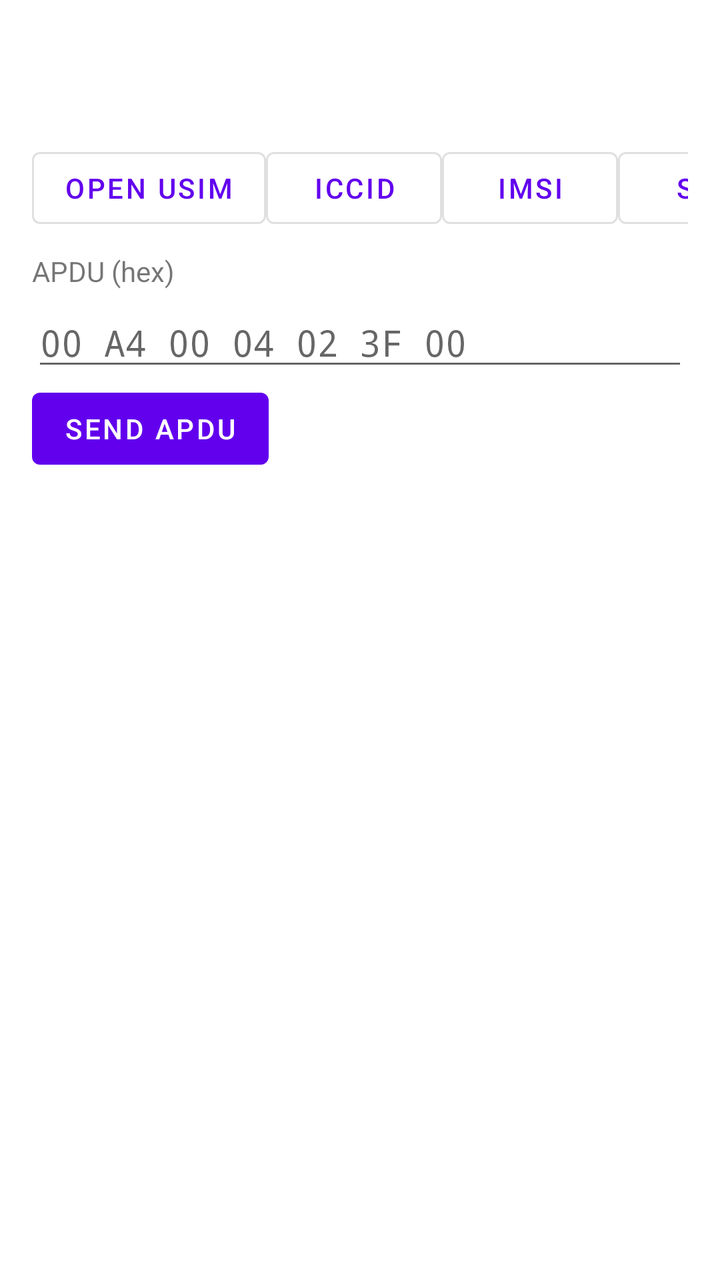
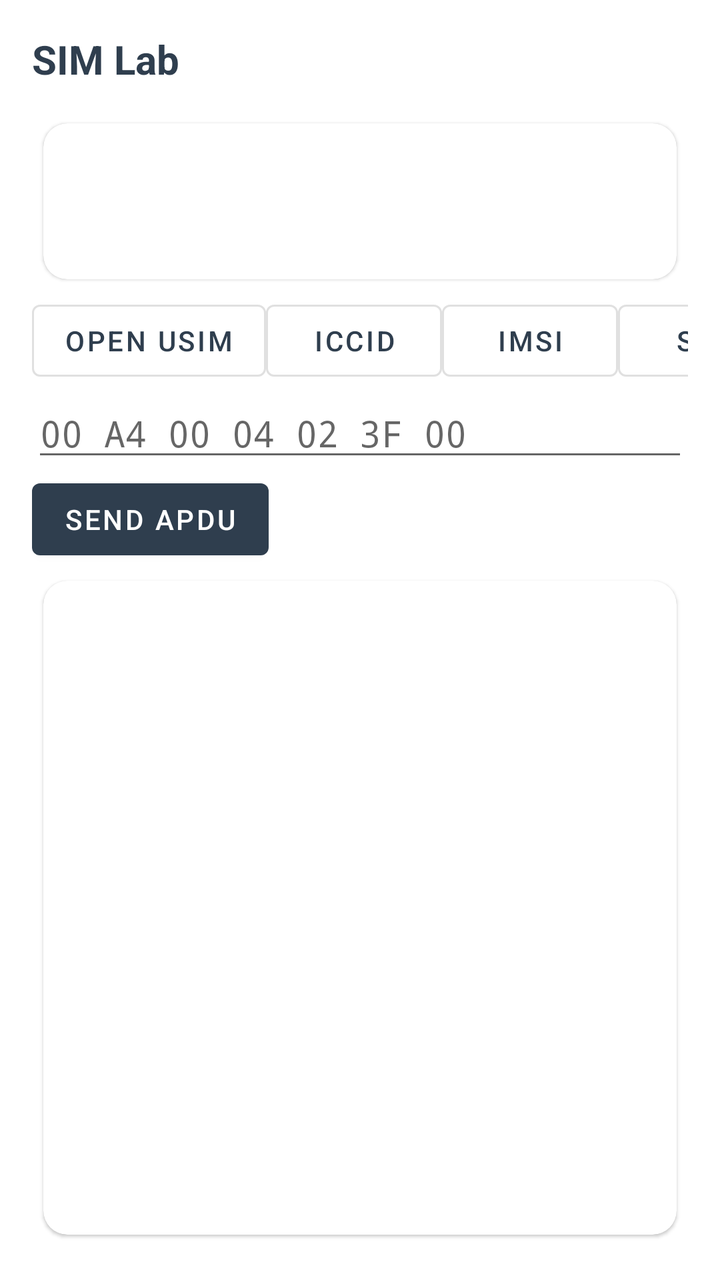

Before-and-after screenshots of an Android layout around one commit, followed by the original layout XML and the change that was made.
<!-- AndroidManifest.xml: application theme Theme.GhostWire -->
<!-- res/layout/fragment_sim.xml -->
<?xml version="1.0" encoding="utf-8"?>
<LinearLayout xmlns:android="http://schemas.android.com/apk/res/android"
    android:layout_width="match_parent"
    android:layout_height="match_parent"
    android:orientation="vertical"
    android:padding="16dp">

    <TextView
        android:id="@+id/sim_info"
        android:layout_width="match_parent"
        android:layout_height="wrap_content"
        android:fontFamily="monospace"
        android:textIsSelectable="true"
        android:paddingBottom="8dp" />

    <TextView
        android:id="@+id/sim_channel"
        android:layout_width="match_parent"
        android:layout_height="wrap_content"
        android:fontFamily="monospace"
        android:paddingBottom="8dp" />

    <HorizontalScrollView
        android:layout_width="match_parent"
        android:layout_height="wrap_content"
        android:scrollbars="none">

        <LinearLayout
            android:layout_width="wrap_content"
            android:layout_height="wrap_content"
            android:orientation="horizontal">

            <Button android:id="@+id/p_openusim" style="?attr/materialButtonOutlinedStyle" android:layout_width="wrap_content" android:layout_height="wrap_content" android:text="Open USIM" />
            <Button android:id="@+id/p_iccid" style="?attr/materialButtonOutlinedStyle" android:layout_width="wrap_content" android:layout_height="wrap_content" android:text="ICCID" />
            <Button android:id="@+id/p_imsi" style="?attr/materialButtonOutlinedStyle" android:layout_width="wrap_content" android:layout_height="wrap_content" android:text="IMSI" />
            <Button android:id="@+id/p_spn" style="?attr/materialButtonOutlinedStyle" android:layout_width="wrap_content" android:layout_height="wrap_content" android:text="SPN" />
            <Button android:id="@+id/p_ad" style="?attr/materialButtonOutlinedStyle" android:layout_width="wrap_content" android:layout_height="wrap_content" android:text="AD" />
            <Button android:id="@+id/p_loci" style="?attr/materialButtonOutlinedStyle" android:layout_width="wrap_content" android:layout_height="wrap_content" android:text="LOCI" />
            <Button android:id="@+id/p_apps" style="?attr/materialButtonOutlinedStyle" android:layout_width="wrap_content" android:layout_height="wrap_content" android:text="Apps" />
            <Button android:id="@+id/p_close" style="?attr/materialButtonOutlinedStyle" android:layout_width="wrap_content" android:layout_height="wrap_content" android:text="Close" />
        </LinearLayout>
    </HorizontalScrollView>

    <TextView
        android:layout_width="match_parent"
        android:layout_height="wrap_content"
        android:text="APDU (hex)"
        android:paddingTop="8dp"
        android:paddingBottom="4dp" />

    <EditText
        android:id="@+id/apdu_in"
        android:layout_width="match_parent"
        android:layout_height="wrap_content"
        android:fontFamily="monospace"
        android:inputType="textNoSuggestions"
        android:hint="00 A4 00 04 02 3F 00" />

    <Button
        android:id="@+id/apdu_send"
        android:layout_width="wrap_content"
        android:layout_height="wrap_content"
        android:text="Send APDU" />

    <ScrollView
        android:layout_width="match_parent"
        android:layout_height="0dp"
        android:layout_weight="1">

        <TextView
            android:id="@+id/apdu_out"
            android:layout_width="match_parent"
            android:layout_height="wrap_content"
            android:fontFamily="monospace"
            android:textIsSelectable="true"
            android:paddingTop="8dp" />
    </ScrollView>
</LinearLayout>
<!-- resources referenced by this layout -->
<resources>
  <style name="Theme.GhostWire" parent="Theme.MaterialComponents.DayNight.NoActionBar" />
</resources>

<!-- the commit's change to res/layout/fragment_sim.xml (unified diff, before → after) -->
@@ -6,19 +6,36 @@
     android:padding="16dp">
 
     <TextView
-        android:id="@+id/sim_info"
         android:layout_width="match_parent"
         android:layout_height="wrap_content"
-        android:fontFamily="monospace"
-        android:textIsSelectable="true"
-        android:paddingBottom="8dp" />
+        android:text="SIM Lab"
+        style="@style/GhostWire.Header" />
 
-    <TextView
-        android:id="@+id/sim_channel"
+    <com.google.android.material.card.MaterialCardView
         android:layout_width="match_parent"
         android:layout_height="wrap_content"
-        android:fontFamily="monospace"
-        android:paddingBottom="8dp" />
+        style="@style/GhostWire.Card">
+
+        <LinearLayout
+            android:layout_width="match_parent"
+            android:layout_height="wrap_content"
+            android:orientation="vertical">
+
+            <TextView
+                android:id="@+id/sim_info"
+                android:layout_width="match_parent"
+                android:layout_height="wrap_content"
+                android:fontFamily="monospace"
+                android:textIsSelectable="true"
+                android:paddingBottom="8dp" />
+
+            <TextView
+                android:id="@+id/sim_channel"
+                android:layout_width="match_parent"
+                android:layout_height="wrap_content"
+                android:fontFamily="monospace" />
+        </LinearLayout>
+    </com.google.android.material.card.MaterialCardView>
 
     <HorizontalScrollView
         android:layout_width="match_parent"
@@ -41,13 +58,6 @@
         </LinearLayout>
     </HorizontalScrollView>
 
-    <TextView
-        android:layout_width="match_parent"
-        android:layout_height="wrap_content"
-        android:text="APDU (hex)"
-        android:paddingTop="8dp"
-        android:paddingBottom="4dp" />
-
     <EditText
         android:id="@+id/apdu_in"
         android:layout_width="match_parent"
@@ -62,17 +72,22 @@
         android:layout_height="wrap_content"
         android:text="Send APDU" />
 
-    <ScrollView
+    <com.google.android.material.card.MaterialCardView
         android:layout_width="match_parent"
         android:layout_height="0dp"
-        android:layout_weight="1">
+        android:layout_weight="1"
+        style="@style/GhostWire.Card">
 
-        <TextView
-            android:id="@+id/apdu_out"
+        <ScrollView
             android:layout_width="match_parent"
-            android:layout_height="wrap_content"
-            android:fontFamily="monospace"
-            android:textIsSelectable="true"
-            android:paddingTop="8dp" />
-    </ScrollView>
+            android:layout_height="match_parent">
+
+            <TextView
+                android:id="@+id/apdu_out"
+                android:layout_width="match_parent"
+                android:layout_height="wrap_content"
+                android:fontFamily="monospace"
+                android:textIsSelectable="true" />
+        </ScrollView>
+    </com.google.android.material.card.MaterialCardView>
 </LinearLayout>
<!-- resource entries referenced after the edit -->
@@ -1,5 +1,26 @@
 <!-- resources referenced by this layout -->
 <resources>
-  <style name="Theme.GhostWire" parent="Theme.MaterialComponents.DayNight.NoActionBar" />
+  <style name="GhostWire.Card" parent="Widget.MaterialComponents.CardView">
+          <item name="cardCornerRadius">12dp</item>
+          <item name="cardUseCompatPadding">true</item>
+          <item name="contentPadding">16dp</item>
+      </style>
+  <style name="GhostWire.Header" parent="">
+          <item name="android:textSize">20sp</item>
+          <item name="android:textStyle">bold</item>
+          <item name="android:textColor">?attr/colorPrimary</item>
+          <item name="android:paddingBottom">12dp</item>
+      </style>
+  <style name="Theme.GhostWire" parent="Theme.MaterialComponents.DayNight.NoActionBar">
+          <item name="colorPrimary">@color/gw_primary</item>
+          <item name="colorPrimaryVariant">@color/gw_primary_dark</item>
+          <item name="colorOnPrimary">@color/gw_on_primary</item>
+          <item name="colorSecondary">@color/gw_accent</item>
+          <item name="colorSecondaryVariant">@color/gw_accent</item>
+      </style>
+  <color name="gw_primary">#2F3E4E</color>
+  <color name="gw_primary_dark">#1F2A35</color>
+  <color name="gw_on_primary">#FFFFFF</color>
+  <color name="gw_accent">#19B5C4</color>
 </resources>
 
